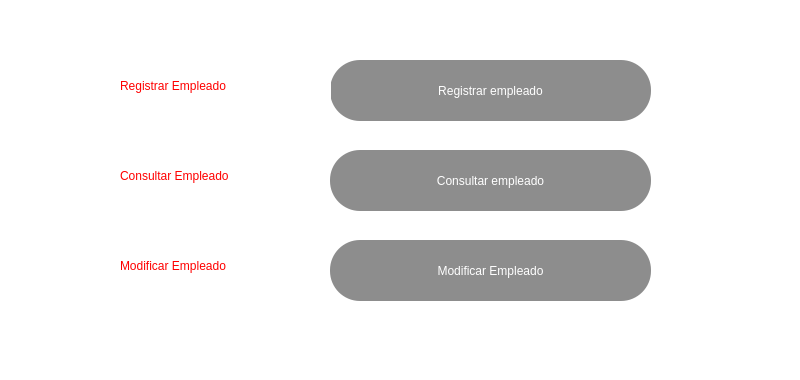
Above: menu_aiu.ui from andresparra85/proyecto-aeropuerto before the change. Below: the same form after it.
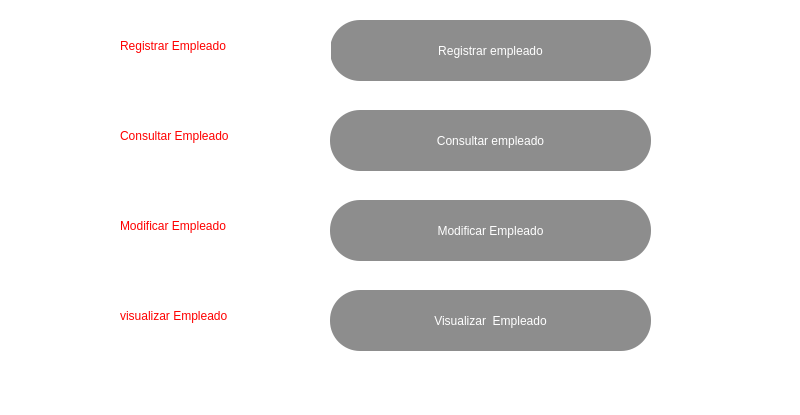
That is the form after the change.

```diff
--- a/menu_aiu.ui
+++ b/menu_aiu.ui
@@ -7,7 +7,7 @@
     <x>0</x>
     <y>0</y>
     <width>800</width>
-    <height>380</height>
+    <height>415</height>
    </rect>
   </property>
   <property name="windowTitle">
@@ -21,7 +21,7 @@
     <property name="geometry">
      <rect>
       <x>120</x>
-      <y>160</y>
+      <y>120</y>
       <width>211</width>
       <height>31</height>
      </rect>
@@ -39,7 +39,7 @@
     <property name="geometry">
      <rect>
       <x>330</x>
-      <y>60</y>
+      <y>20</y>
       <width>321</width>
       <height>61</height>
      </rect>
@@ -74,7 +74,7 @@
     <property name="geometry">
      <rect>
       <x>120</x>
-      <y>70</y>
+      <y>30</y>
       <width>211</width>
       <height>31</height>
      </rect>
@@ -92,7 +92,7 @@
     <property name="geometry">
      <rect>
       <x>330</x>
-      <y>150</y>
+      <y>110</y>
       <width>321</width>
       <height>61</height>
      </rect>
@@ -127,7 +127,7 @@
     <property name="geometry">
      <rect>
       <x>120</x>
-      <y>250</y>
+      <y>210</y>
       <width>211</width>
       <height>31</height>
      </rect>
@@ -145,7 +145,7 @@
     <property name="geometry">
      <rect>
       <x>330</x>
-      <y>240</y>
+      <y>200</y>
       <width>321</width>
       <height>61</height>
      </rect>
@@ -176,6 +176,59 @@
      <string>Modificar Empleado</string>
     </property>
    </widget>
+   <widget class="QLabel" name="label_6">
+    <property name="geometry">
+     <rect>
+      <x>120</x>
+      <y>300</y>
+      <width>211</width>
+      <height>31</height>
+     </rect>
+    </property>
+    <property name="styleSheet">
+     <string notr="true">
+font: 75 14pt &quot;MS Shell Dlg 2&quot;;
+color: rgb(255, 0, 0);</string>
+    </property>
+    <property name="text">
+     <string>visualizar Empleado</string>
+    </property>
+   </widget>
+   <widget class="QPushButton" name="btn_visualiza">
+    <property name="geometry">
+     <rect>
+      <x>330</x>
+      <y>290</y>
+      <width>321</width>
+      <height>61</height>
+     </rect>
+    </property>
+    <property name="styleSheet">
+     <string notr="true">QPushButton{
+font: 90 20pt &quot;MS Shell Dlg 2&quot;;
+  color:rgb(255, 255, 255);
+  
+	background-color: rgb(104, 127, 143);
+border-radius:30px;
+}
+QPushButton:hover{
+background-color: rgb(255, 0,0 );
+	color:rgb(255, 255, 255);
+}
+
+QPushButton{
+
+  color:rgb(255, 255, 255);
+  
+	
+	background-color: rgb(141, 141, 141);
+}
+</string>
+    </property>
+    <property name="text">
+     <string>Visualizar  Empleado</string>
+    </property>
+   </widget>
   </widget>
   <widget class="QMenuBar" name="menubar">
    <property name="geometry">
```
